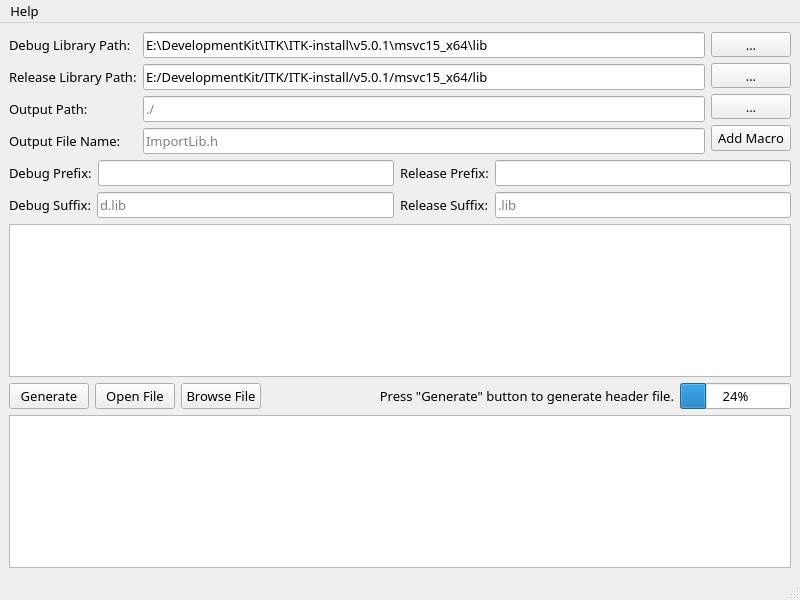
Before: the Qt Designer form MainWindow.ui in shaoguangwu/VCLibHeaderGenerator, drawn with Qt 5.
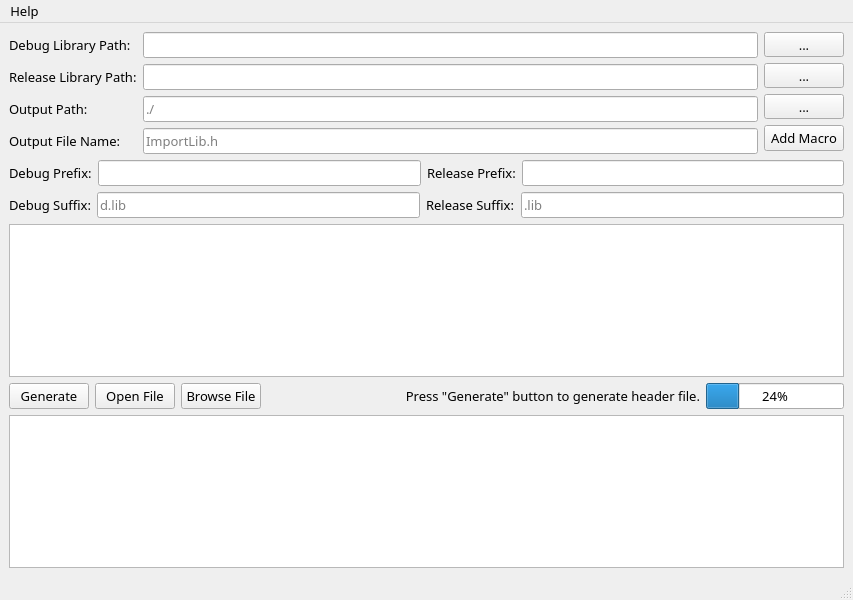
After: the same form once the commit is applied.

The edit to the form file:
```diff
--- a/MainWindow.ui
+++ b/MainWindow.ui
@@ -6,7 +6,7 @@
    <rect>
     <x>0</x>
     <y>0</y>
-    <width>800</width>
+    <width>853</width>
     <height>600</height>
    </rect>
   </property>
@@ -90,7 +90,7 @@
            </font>
           </property>
           <property name="text">
-           <string>E:\DevelopmentKit\ITK\ITK-install\v5.0.1\msvc15_x64\lib</string>
+           <string/>
           </property>
          </widget>
         </item>
@@ -103,7 +103,7 @@
            </font>
           </property>
           <property name="text">
-           <string>E:/DevelopmentKit/ITK/ITK-install/v5.0.1/msvc15_x64/lib</string>
+           <string/>
           </property>
          </widget>
         </item>
@@ -368,8 +368,8 @@
     <rect>
      <x>0</x>
      <y>0</y>
-     <width>800</width>
-     <height>29</height>
+     <width>853</width>
+     <height>26</height>
     </rect>
    </property>
    <widget class="QMenu" name="menuHelp">
```
